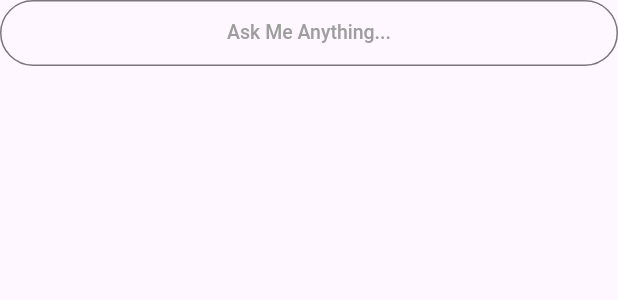
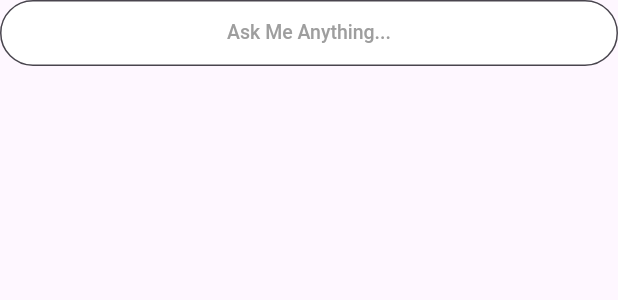
Before and after one commit to M-Farjad/Ai-Dash, a Flutter app: the ChatTextField widget shown alone on an empty page, opened directly, on a phone screen of 412 x 824 dp. Shown: the top 300 px of the screen. Run offline on Flutter 3.47's test engine with Material 3 defaults, Android fonts, the phone set to English and light mode, and no system bars; our stand-ins replace flutter_animate, get, google_fonts, hive, lottie; accounts and stored records are empty; Roboto replaces fonts that are missing (Ubuntu); statements that could not run were skipped; project files that could hold a hidden picture were left out.

Commit message:
ChattingWithChatGpt

```diff
--- a/lib/controllers/chat_controller.dart
+++ b/lib/controllers/chat_controller.dart
@@ -3,14 +3,19 @@ import '../header.dart';
 class ChatController extends GetxController {
   //! members
   final textController = TextEditingController();
-  final list = <Message>[].obs;
+  final list = <Message>[
+    Message(type: MessageType.bot, msg: Strings.greetingsMessage)
+  ].obs;
 
   //! methods
-  void sendMessage() {
+  void sendMessage() async {
     if (textController.text.trim().isNotEmpty) {
       list.add(Message(type: MessageType.user, msg: textController.text));
       textController.clear();
-      list.add(Message(type: MessageType.bot, msg: 'Hello'));
+      list.add(Message(type: MessageType.bot, msg: Strings.pleaseWait));
+      final answer = await APIs.getAnswer(textController.text);
+      list.removeLast();
+      list.add(Message(type: MessageType.bot, msg: answer));
     }
   }
 }
--- a/lib/screens/chatbot_screen.dart
+++ b/lib/screens/chatbot_screen.dart
@@ -39,6 +39,8 @@ class _ChatBotScreenState extends State<ChatBotScreen> {
       ),
       body: Obx(() {
         return ListView(
+          physics: const BouncingScrollPhysics(),
+          padding: EdgeInsets.only(bottom: Get.height * .1),
           children: _c.list.map((e) => MessageCard(msg: e)).toList(),
         );
       }),
--- a/lib/values/strings.dart
+++ b/lib/values/strings.dart
@@ -10,6 +10,10 @@ class Strings {
   static const String languageTranslator = 'Language Translator';
   static const String chatWithAiAssistant = 'Chat With Ai Assistant';
   static const String createImageWithAi = 'Create Image With Ai';
+  static const String greetingsMessage = 'Hello! How can I help you today?';
+  static const String pleaseWait = 'Please wait...';
+  static const String somthingWentWrong =
+      'Something Went Wrong (Try again in sometime)';
   static const String greetingsFromApp =
       'I can be your Best Friend and you can ask me anything you want to know about 🤖.';
   static const String greetingsFromApp2 =
--- a/lib/widgets/chat_text_field.dart
+++ b/lib/widgets/chat_text_field.dart
@@ -17,7 +17,9 @@ class ChatTextField extends StatelessWidget {
         ),
         controller: _c.textController,
         decoration: InputDecoration(
+          fillColor: CustomColors.white,
           hintText: '${Strings.askMeAnything}...',
+          filled: true,
           hintStyle: Styles.regularUbuntu13(
             CustomColors.grey,
             fontWeight: FontWeight.w500,
--- a/lib/widgets/message_card.dart
+++ b/lib/widgets/message_card.dart
@@ -5,7 +5,11 @@ class MessageCard extends StatelessWidget {
   final Message msg;
   @override
   Widget build(BuildContext context) {
-    return msg.type == MessageType.bot ? buildBotMessage() : buildUserMessage();
+    return Padding(
+      padding: const EdgeInsets.only(bottom: 8),
+      child:
+          msg.type == MessageType.bot ? buildBotMessage() : buildUserMessage(),
+    );
   }
 
   Row buildBotMessage() {
```
Also changed, not shown: lib/utils/apis.dart (+7 -1 lines).
